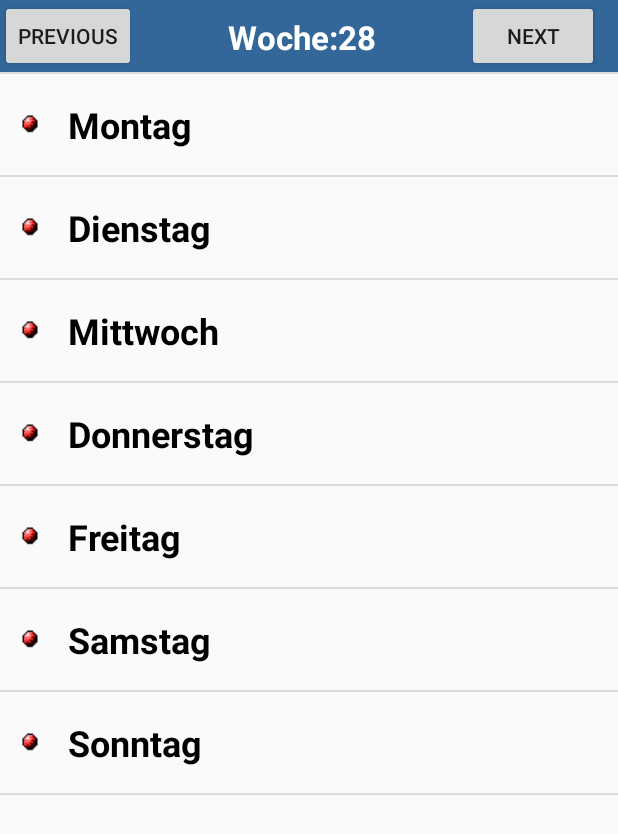
After one commit to Taikaschi/PCM_214, an Android app: the WeekPlanActivity screen opened directly, with no data from a screen before it, on a phone screen of 412 x 824 dp. The commit adds this screen. Shown: the top 834 px of the screen. Run offline under Robolectric (Android 15) with nearby library versions, the phone set to English and light mode, and no system bars.

Commit message:
Java und XML Dateien für Wochenplan hinzugefügt                                                   Test aller Activitys nun über MainActivity möglich

```diff
--- /dev/null
+++ b/app/src/main/java/de/fhs/pcm_214/Week.java
@@ -0,0 +1,18 @@
+package de.fhs.pcm_214;
+
+/**
+ * Created by Sebastian on 08.07.2015.
+ */
+public class Week {
+    public int icon;
+    public String title;
+    public Week(){
+        super();
+    }
+
+    public Week(int icon, String title) {
+        super();
+        this.icon = icon;
+        this.title = title;
+    }
+}
--- /dev/null
+++ b/app/src/main/java/de/fhs/pcm_214/WeekAdapter.java
@@ -0,0 +1,61 @@
+package de.fhs.pcm_214;
+
+import android.app.Activity;
+import android.content.Context;
+import android.view.LayoutInflater;
+import android.view.View;
+import android.view.ViewGroup;
+import android.widget.ArrayAdapter;
+import android.widget.ImageView;
+import android.widget.TextView;
+
+/**
+ * Created by Sebastian on 08.07.2015.
+ */
+public class WeekAdapter extends ArrayAdapter<Week> {
+
+    Context context;
+    int layoutResourceId;
+    Week data[] = null;
+
+    public WeekAdapter(Context context, int layoutResourceId, Week[] data) {
+        super(context, layoutResourceId, data);
+        this.layoutResourceId = layoutResourceId;
+        this.context = context;
+        this.data = data;
+    }
+
+    @Override
+    public View getView(int position, View convertView, ViewGroup parent) {
+        View row = convertView;
+        WeekHolder holder = null;
+
+        if(row == null)
+        {
+            LayoutInflater inflater = ((Activity)context).getLayoutInflater();
+            row = inflater.inflate(layoutResourceId, parent, false);
+
+            holder = new WeekHolder();
+            holder.imgIcon = (ImageView)row.findViewById(R.id.imgIcon);
+            holder.txtTitle = (TextView)row.findViewById(R.id.txtTitle);
+
+            row.setTag(holder);
+        }
+        else
+        {
+            holder = (WeekHolder)row.getTag();
+        }
+
+        Week week = data[position];
+        holder.txtTitle.setText(week.title);
+        holder.imgIcon.setImageResource(week.icon);
+
+        return row;
+    }
+
+    static class WeekHolder
+    {
+        ImageView imgIcon;
+        TextView txtTitle;
+    }
+}
--- /dev/null
+++ b/app/src/main/java/de/fhs/pcm_214/WeekPlanActivity.java
@@ -0,0 +1,74 @@
+package de.fhs.pcm_214;
+
+import android.app.Activity;
+import android.os.Bundle;
+
+import android.view.View;
+import android.widget.ListView;
+import android.widget.TextView;
+
+
+import java.util.Calendar;
+
+
+public class WeekPlanActivity extends Activity {
+
+    private ListView listView1;
+
+    @Override
+    public void onCreate(Bundle savedInstanceState) {
+        super.onCreate(savedInstanceState);
+        setContentView(R.layout.activity_week_plan);
+
+        ParseCSV parseCSV = null;
+
+        String[] rezepte = {
+                "Penne-Hähnchen-Auflauf mit Mozzarella-Brot-Kruste",
+                "Italienischer Nudelauflauf mit Tomaten und Bacon",
+                "Nudel-Gemüse-Auflauf",
+                "Nudel-Auflauf mit Blumenkohl und Spinat zu Tomatensoße",
+                "Makkaroni-Bratwurst-Auflauf mit Möhren und Champignons",
+                "Kohlrabi-Kartoffelsuppe mit Räucherlachs und Kresse",
+                "Cremige Apfel-Sellerie-Suppe",
+                "Hühnersuppe mit Nudeln",
+                "Portugiesischer Maisgrieß-Kuchen",
+                "Luftiger Himbeerkuchen",
+                "Kokos-Streuselkuchen mit Ananas",
+                "Kartoffel-Tortilla",
+                "Portugiesische Kartoffelsuppe mit Chorizo",
+                "Kartoffelpuffer mit Apfelmus",
+                "Chicken-Burger mit Mangosalsa und Guacamole",
+                "Zwiebelringe in Bierteig",
+                "Schweinebraten-Burger mit Texassoße",
+                "Backkartoffelsalat mit Rucolapesto",
+                "Klassischer Kartoffelsalat mit Brühe",
+                "Kartoffelsalat mit gebratener Zucchini, Paprika und Kichererbsen",
+                "Kartoffel-Kräutersalat"};
+
+        Week week_data[] = new Week[]
+                {
+                        new Week(R.drawable.ball_red, "Montag"),
+                        new Week(R.drawable.ball_red, "Dienstag"),
+                        new Week(R.drawable.ball_red, "Mittwoch"),
+                        new Week(R.drawable.ball_red, "Donnerstag"),
+                        new Week(R.drawable.ball_red, "Freitag"),
+                        new Week(R.drawable.ball_red, "Samstag"),
+                        new Week(R.drawable.ball_red, "Sonntag")
+                };
+
+        WeekAdapter adapter = new WeekAdapter(this,
+                R.layout.list_view_item_row, week_data);
+
+
+        listView1 = (ListView) findViewById(R.id.listView1);
+
+        View header = (View) getLayoutInflater().inflate(R.layout.list_view_header_row, null);
+        listView1.addHeaderView(header);
+
+        listView1.setAdapter(adapter);
+
+        Calendar calendar = Calendar.getInstance();
+        TextView textView = (TextView)findViewById(R.id.txtHeader);
+        textView.setText("Woche:" + calendar.get(Calendar.WEEK_OF_YEAR));
+    }
+}
--- /dev/null
+++ b/app/src/main/res/layout/activity_week_plan.xml
@@ -0,0 +1,13 @@
+<?xml version="1.0" encoding="utf-8"?>
+<LinearLayout
+    xmlns:android="http://schemas.android.com/apk/res/android"
+    android:layout_width="match_parent"
+    android:layout_height="match_parent"
+    android:orientation="vertical">
+
+    <ListView
+        android:id="@+id/listView1"
+        android:layout_width="match_parent"
+        android:layout_height="match_parent"/>
+
+</LinearLayout>
--- /dev/null
+++ b/app/src/main/res/layout/list_view_header_row.xml
@@ -0,0 +1,41 @@
+<?xml version="1.0" encoding="utf-8"?>
+<LinearLayout
+    xmlns:android="http://schemas.android.com/apk/res/android"
+    android:orientation="horizontal"
+    android:layout_width="fill_parent"
+    android:layout_height="fill_parent"
+    android:background="#336699"
+    android:layout_gravity="center_vertical"
+    android:weightSum="1">
+
+
+    <Button
+        android:layout_width="wrap_content"
+        android:layout_height="wrap_content"
+        android:text="previous"
+        android:id="@+id/button3"
+        android:layout_gravity="center_vertical" />
+
+    <TextView android:id="@+id/txtHeader"
+        android:layout_width="wrap_content"
+        android:layout_height="fill_parent"
+        android:gravity="center"
+        android:layout_alignParentTop="true"
+        android:layout_alignParentBottom="true"
+        android:textStyle="bold"
+        android:textSize="22dp"
+        android:textColor="#FFFFFF"
+        android:padding="10dp"
+        android:text="KW"
+
+        android:layout_weight="0.89" />
+
+    <Button
+        android:layout_width="wrap_content"
+        android:layout_height="wrap_content"
+        android:text="next"
+        android:id="@+id/button4"
+        android:layout_gravity="center_vertical" />
+
+
+</LinearLayout>
--- /dev/null
+++ b/app/src/main/res/layout/list_view_item_row.xml
@@ -0,0 +1,29 @@
+<?xml version="1.0" encoding="utf-8"?>
+<LinearLayout
+    xmlns:android="http://schemas.android.com/apk/res/android"
+    android:orientation="horizontal"
+    android:layout_width="match_parent"
+    android:layout_height="match_parent"
+    android:padding="10dp">
+
+    <ImageView android:id="@+id/imgIcon"
+        android:layout_width="wrap_content"
+        android:layout_height="match_parent"
+        android:gravity="center_vertical"
+        android:layout_marginRight="15dp"
+        android:layout_marginTop="7dp"
+        android:layout_marginBottom="7dp" />
+
+    <TextView android:id="@+id/txtTitle"
+        android:layout_width="match_parent"
+        android:layout_height="match_parent"
+        android:gravity="center_vertical"
+        android:textStyle="bold"
+        android:textSize="24sp"
+        android:textColor="#000000"
+        android:layout_marginTop="7dp"
+        android:layout_marginBottom="7dp" />
+
+
+
+</LinearLayout>
--- a/app/src/main/res/values/strings.xml
+++ b/app/src/main/res/values/strings.xml
@@ -3,10 +3,13 @@
 
     <string name="hello_world">Hello world!</string>
     <string name="action_settings">Settings</string>
+
     <string name="title_activity_day_plan">DayPlanActivity</string>
     <string name="textViewDate">Tagesplan für den 07.07.2015</string>
 
     <string name="title_activity_main_katalog">Katalog</string>
+    <string name="suche">Suche</string>
 
-    <string name="suche">Suche</string>
+    <string name="title_activity_week_plan">Katalog</string>
+
 </resources>
```
Also changed, not shown: app/src/main/AndroidManifest.xml (+6 -1 lines), app/src/main/java/de/fhs/pcm_214/ItemData.java (added, +27 -0 lines), app/src/main/java/de/fhs/pcm_214/MainActivity.java (+11 -0 lines), app/src/main/java/de/fhs/pcm_214/ParseCSV.java (added, +94 -0 lines), app/src/main/res/layout/activity_day_plan.xml (+16 -8 lines), app/src/main/res/layout/activity_main.xml (+16 -8 lines).
